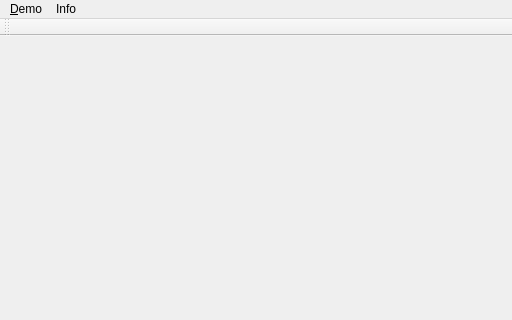
clementtoun/OpenGLTP, file src/mainwindow.ui: the form before one commit; both pictures show x 0 to 512 and y 0 to 320 of the 512 by 512 pixel window.
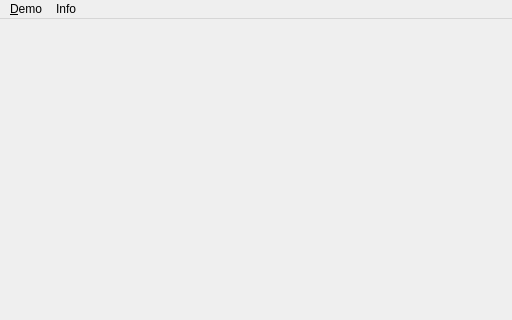
The form after the commit.

The edit to the form file:
```diff
--- a/src/mainwindow.ui
+++ b/src/mainwindow.ui
@@ -43,14 +43,6 @@
    <addaction name="menu_Demo"/>
    <addaction name="menuInfo"/>
   </widget>
-  <widget class="QToolBar" name="mainToolBar">
-   <attribute name="toolBarArea">
-    <enum>TopToolBarArea</enum>
-   </attribute>
-   <attribute name="toolBarBreak">
-    <bool>false</bool>
-   </attribute>
-  </widget>
   <widget class="QStatusBar" name="statusBar"/>
   <action name="action_Version_OpenGL">
    <property name="text">
```
Left out of the diff: 24 changed lines with no effect on the pictures.
